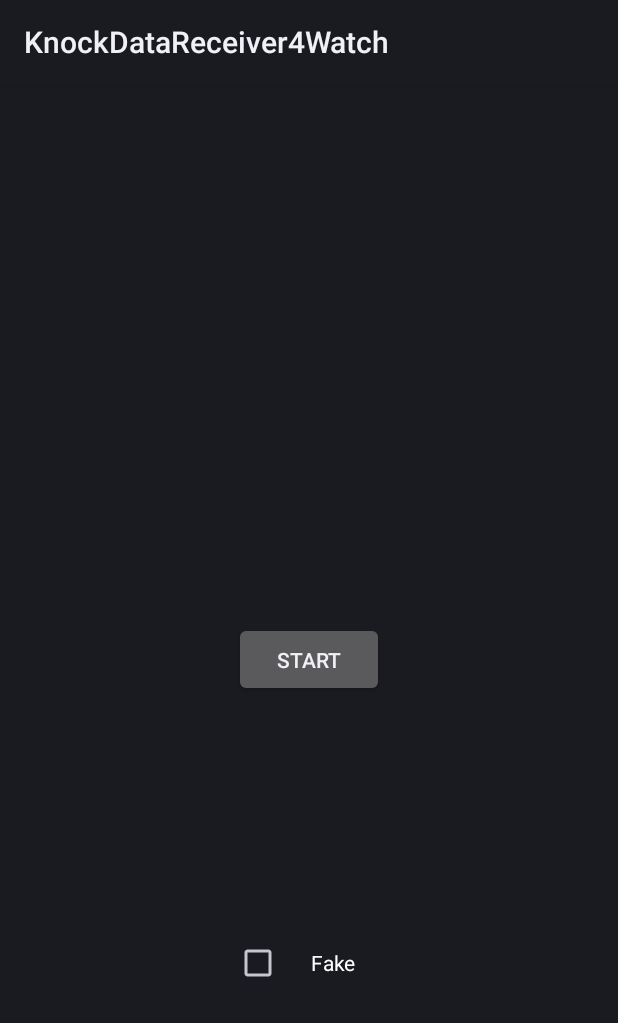
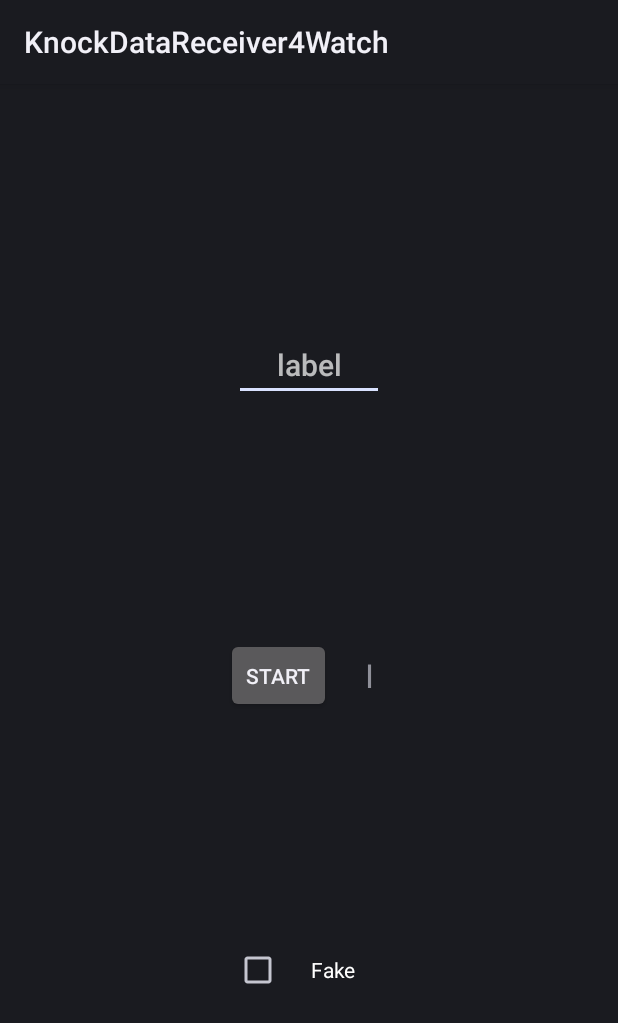
Before and after one commit to GalaxyKnockTrigger/DataCollector4KnockTrigger, an Android app: the layout activity_main.xml on its own in the app's theme, with its tools: preview values and no code run, on a phone screen of 412 x 824 dp. Shown: the top 1023 px of the screen. Run offline under Robolectric (Android 15) with nearby library versions, the phone set to English and light mode, and no system bars; plain views replace BoxInsetLayout.

```diff
--- a/app/src/main/res/layout/activity_main.xml
+++ b/app/src/main/res/layout/activity_main.xml
@@ -4,15 +4,12 @@
     xmlns:app="http://schemas.android.com/apk/res-auto"
     xmlns:tools="http://schemas.android.com/tools"
     android:padding="@dimen/box_inset_layout_padding"
-    tools:context=".MainActivity"
+    tools:context=".activity.MainActivity"
     tools:deviceIds="wear">
     <data class="MainActivityBinding">
         <variable
-            name="time"
-            type="String" />
-        <variable
             name="activity"
-            type="com.capstone.knockdatareceiver4watch.MainActivity" />
+            type="com.capstone.knockdatareceiver4watch.activity.MainActivity" />
     </data>
     <androidx.wear.widget.BoxInsetLayout
         android:layout_width="match_parent"
@@ -26,14 +23,32 @@
 
                 <Button
                     android:id="@+id/start_button"
-                    android:layout_width="100dp"
+                    android:layout_width="70dp"
                     android:layout_height="50dp"
                     app:layout_constraintStart_toStartOf="parent"
-                    app:layout_constraintEnd_toEndOf="parent"
-                    app:layout_constraintTop_toBottomOf="@id/tv_timer"
+                    app:layout_constraintEnd_toStartOf="@id/tv_status"
+                    app:layout_constraintTop_toBottomOf="@id/et_label"
                     app:layout_constraintBottom_toTopOf="@id/check_is_fake"
+                    app:layout_constraintHorizontal_chainStyle="packed"
+                    android:layout_marginEnd="5dp"
                     android:text="Start"
                     android:onClick="@{() -> activity.onButtonClick()}"/>
+                <TextView
+                    android:id="@+id/tv_status"
+                    android:layout_width="30dp"
+                    android:layout_height="50dp"
+                    app:layout_constraintStart_toEndOf="@id/start_button"
+                    app:layout_constraintEnd_toEndOf="parent"
+                    app:layout_constraintTop_toTopOf="@id/start_button"
+                    app:layout_constraintBottom_toBottomOf="@id/start_button"
+                    android:layout_marginStart="5dp"
+                    app:layout_constraintHorizontal_chainStyle="packed"
+                    android:text="I"
+                    android:textSize="22sp"
+                    android:textAlignment="center"
+                    android:gravity="center"
+                    />
+
                 <CheckBox
                     android:id="@+id/check_is_fake"
                     android:layout_width="100dp"
@@ -46,15 +61,17 @@
                     android:text="Fake"
                     android:textAlignment="center"
                     />
-                <TextView
-                    android:id="@+id/tv_timer"
-                    android:layout_width="wrap_content"
+                <EditText
+                    android:id="@+id/et_label"
+                    android:layout_width="100dp"
                     android:layout_height="wrap_content"
                     app:layout_constraintStart_toStartOf="parent"
                     app:layout_constraintEnd_toEndOf="parent"
                     app:layout_constraintTop_toTopOf="parent"
                     app:layout_constraintBottom_toTopOf="@id/start_button"
-                    android:text="@{time}"
+                    android:text=""
+                    android:hint="label"
+                    android:textAlignment="center"
                     android:textSize="20sp"
                     android:layout_margin="10dp"
                     />
```
